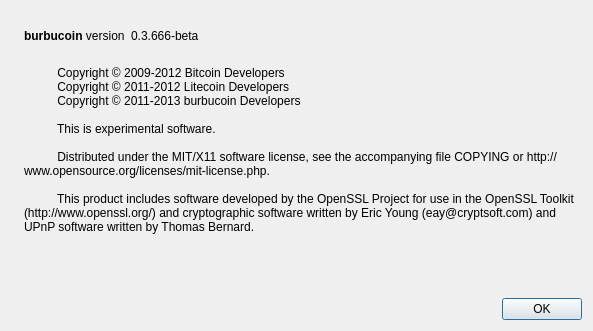
Old version of the form src/qt/forms/aboutdialog.ui in the repository burbucoin/burbucoin.
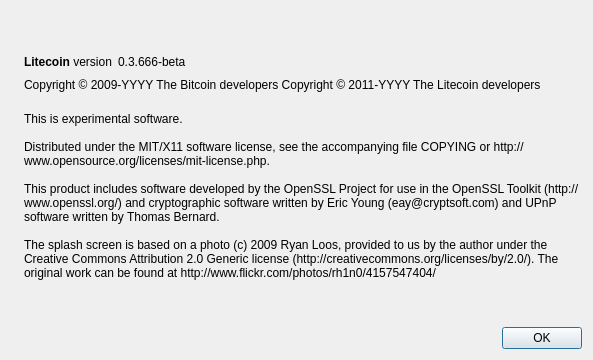
New version of the form. Icons and pictures are not drawn.

```diff
--- a/src/qt/forms/aboutdialog.ui
+++ b/src/qt/forms/aboutdialog.ui
@@ -7,7 +7,7 @@
     <x>0</x>
     <y>0</y>
     <width>593</width>
-    <height>331</height>
+    <height>360</height>
    </rect>
   </property>
   <property name="windowTitle">
@@ -50,7 +50,7 @@
           <cursorShape>IBeamCursor</cursorShape>
          </property>
          <property name="text">
-          <string>&lt;b&gt;burbucoin&lt;/b&gt; version</string>
+          <string>&lt;b&gt;Litecoin&lt;/b&gt; version</string>
          </property>
          <property name="textInteractionFlags">
           <set>Qt::LinksAccessibleByMouse|Qt::TextSelectableByKeyboard|Qt::TextSelectableByMouse</set>
@@ -65,9 +65,6 @@
          <property name="text">
           <string notr="true">0.3.666-beta</string>
          </property>
-         <property name="textFormat">
-          <enum>Qt::RichText</enum>
-         </property>
          <property name="textInteractionFlags">
           <set>Qt::LinksAccessibleByMouse|Qt::TextSelectableByKeyboard|Qt::TextSelectableByMouse</set>
          </property>
@@ -88,6 +85,23 @@
        </item>
       </layout>
      </item>
+     <item>
+      <widget class="QLabel" name="copyrightLabel">
+       <property name="cursor">
+        <cursorShape>IBeamCursor</cursorShape>
+       </property>
+       <property name="text">
+        <string notr="true">Copyright &amp;copy; 2009-YYYY The Bitcoin developers
+Copyright &amp;copy; 2011-YYYY The Litecoin developers</string>
+       </property>
+       <property name="textFormat">
+        <enum>Qt::RichText</enum>
+       </property>
+       <property name="textInteractionFlags">
+        <set>Qt::LinksAccessibleByMouse|Qt::TextSelectableByKeyboard|Qt::TextSelectableByMouse</set>
+       </property>
+      </widget>
+     </item>
      <item>
       <widget class="QLabel" name="label_2">
        <property name="cursor">
@@ -95,18 +109,13 @@
        </property>
        <property name="text">
         <string>
-          Copyright © 2009-2012 Bitcoin Developers
-          Copyright © 2011-2012 Litecoin Developers
-          Copyright © 2011-2013 burbucoin Developers
+This is experimental software.
 
-          This is experimental software.
+Distributed under the MIT/X11 software license, see the accompanying file COPYING or http://www.opensource.org/licenses/mit-license.php.
 
-          Distributed under the MIT/X11 software license, see the accompanying file COPYING or http://www.opensource.org/licenses/mit-license.php.
+This product includes software developed by the OpenSSL Project for use in the OpenSSL Toolkit (http://www.openssl.org/) and cryptographic software written by Eric Young (eay@cryptsoft.com) and UPnP software written by Thomas Bernard.
 
-          This product includes software developed by the OpenSSL Project for use in the OpenSSL Toolkit (http://www.openssl.org/) and cryptographic software written by Eric Young (eay@cryptsoft.com) and UPnP software written by Thomas Bernard.
-
-          
-        </string>
+The splash screen is based on a photo (c) 2009 Ryan Loos, provided to us by the author under the Creative Commons Attribution 2.0 Generic license (http://creativecommons.org/licenses/by/2.0/). The original work can be found at http://www.flickr.com/photos/rh1n0/4157547404/</string>
        </property>
        <property name="wordWrap">
         <bool>true</bool>
```
Left out of the diff: 2 changed lines with no effect on the pictures.
